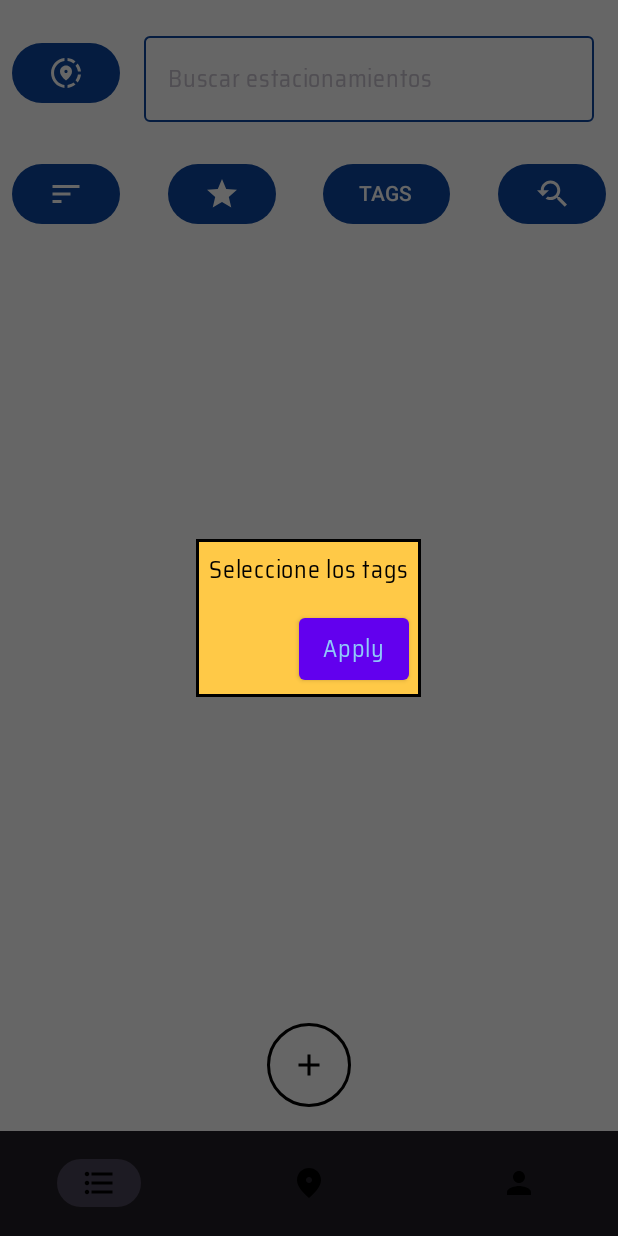
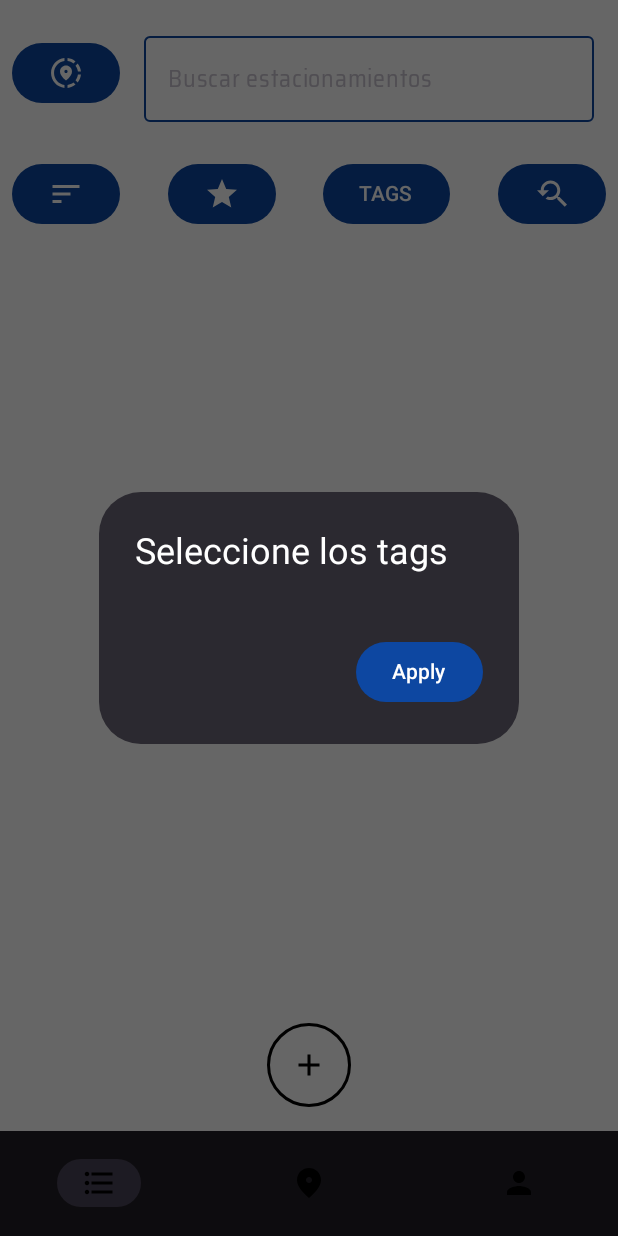
Before and after one commit to EnricLedo/ParkKing, an Android app built with Jetpack Compose: the ParkingListScreen screen opened through its navigation route, after a tap on "TAGS", on a phone screen of 412 x 824 dp. Run offline under Robolectric (Android 15) with nearby library versions, the phone set to English and light mode, and no system bars; our stand-ins replace Firebase (no records; nobody signed in at launch, a user with empty details on screens opened directly); pictures from the network do not load; 2 statements that could not run were skipped.

Commit message:
-Diseño  1/3

```diff
--- a/app/src/main/java/com/example/parkingcompose/screens/ParkingScreen.kt
+++ b/app/src/main/java/com/example/parkingcompose/screens/ParkingScreen.kt
@@ -101,10 +101,7 @@ fun ParkingListScreen(
         }
     }
     val errorState = parkingViewModel.error.collectAsState()
-    var showFilteredParkings by remember { mutableStateOf(false) }
     var selectedTags by remember { mutableStateOf(setOf<String>()) }
-    var minDistance by remember { mutableStateOf(1f) } // Kilómetros
-    var maxDistance by remember { mutableStateOf(5f) } // Kilómetros
     var showSliderDialog by remember { mutableStateOf(false) }
     val selectedDistance by parkingViewModel.selectedDistance.collectAsState()
     val parkingListState = parkingViewModel.filteredParkings.collectAsState()
@@ -131,7 +128,7 @@ fun ParkingListScreen(
         Log.d(ContentValues.TAG, "Selected tags changed: $selectedTags")
     }
 
-    val parkingList = parkingListState.value
+
 
     Scaffold(
         bottomBar = { BottomNavigationBar(navController) },
@@ -177,7 +174,7 @@ fun ParkingListScreen(
                 var sliderValue by remember { mutableStateOf(selectedDistance ?: 0f) }
                 AlertDialog(
                     onDismissRequest = { showSliderDialog = false },
-                    title = { Text("Seleccione la distancia máxima") },
+                    title = { Text("Seleccione la distancia máxima", color = Color.White)},
                     text = {
                         Column {
                             Text("Distancia: ${"%.3f".format(sliderValue)} km")
@@ -194,8 +191,14 @@ fun ParkingListScreen(
                             parkingViewModel.setSelectedDistance(sliderValue)
                             parkingViewModel.filterParkingsByDistance()
                             showSliderDialog = false
-                        }) {
-                            Text("Aplicar")
+                        },
+                            colors = ButtonColors(
+                                containerColor = MaterialTheme.colorScheme.primary,
+                                contentColor = Color.Unspecified,
+                                disabledContainerColor = Color.Unspecified,
+                                disabledContentColor = Color.Unspecified
+                            )) {
+                            Text("Aplicar", color = Color.White)
                         }
                     }
                 )
@@ -351,8 +354,7 @@ fun ParkingSearchBar(onQueryChanged: (String) -> Unit) {
 fun ParkingItem(
     parking: Parking,
     modifier: Modifier = Modifier,
-    navController: NavHostController,
-    tagViewModel: TagViewModel = viewModel()
+    navController: NavHostController
 ) {
     var expanded by remember { mutableStateOf(false) }
     val tagDAO = TagDAO()
@@ -382,7 +384,7 @@ fun ParkingItem(
             ) {
                 //Column 1
                 Column(
-                    modifier = Modifier,
+                    modifier = Modifier.padding(top = 4.dp, start = 4.dp),
                     horizontalAlignment = Alignment.CenterHorizontally
                 ) {
                     ParkingImage(parking.image)
@@ -512,7 +514,7 @@ fun ParkingRating(
         verticalAlignment = Alignment.CenterVertically
     ) {
         Text(
-            text = parkingRating.toString(),
+            text = String.format("%.2f", parkingRating),
             style = MaterialTheme.typography.bodyLarge
         )
         Icon(
@@ -586,8 +588,9 @@ fun TagItemExpanded(
             onDismissRequest = { showDialog = false },
             text = { Text(text = tag.content) },
             confirmButton = {
-                Button(onClick = { showDialog = false }) {
-                    Text("OK")
+                Button(onClick = { showDialog = false },
+                    colors = ButtonDefaults.buttonColors(MaterialTheme.colorScheme.primary)) {
+                    Text("OK", color = Color.White)
                 }
             }
         )
@@ -596,7 +599,12 @@ fun TagItemExpanded(
     Card(
         modifier = Modifier
             .clip(RoundedCornerShape(1000.dp))
-            .clickable { showDialog = true }
+            .clickable { showDialog = true },
+        colors = CardColors(
+            containerColor = MaterialTheme.colorScheme.primary,
+            contentColor = Color.White,
+            disabledContainerColor = Color.Unspecified,
+            disabledContentColor = Color.Unspecified)
 
     ) {
         Row(
@@ -630,19 +638,12 @@ fun TagFilterButton(parkingViewModel: ParkingViewModel, tagViewModel: TagViewMod
     }
 
     if (showDialog) {
-        Dialog(onDismissRequest = { showDialog = false }) {
-            // Agrega un Box alrededor de tu Column y aplica un color de fondo
-            Box(modifier = Modifier.background(OrangeLight).border(2.dp, Color.Black)) {
-                Column {
-                    Text(
-                        "Seleccione los tags",
-                        modifier = Modifier.padding(8.dp),
-                        color = Color.Black, textAlign = TextAlign.Center
-                    )
+        AlertDialog(
+            onDismissRequest = { showDialog = false },
+            title = { Text("Seleccione los tags", color = Color.White) },
+            text = {
                 LazyColumn {
-                        items(tagsState.value.chunked(3)) { rowTags -> // Ajusta el valor en chunked() para cambiar el número de columnas
-                            Row(Modifier.padding(8.dp)) {
-                                rowTags.forEach { tag ->
+                    items(tagsState.value) { tag ->
                         Row(
                             Modifier
                                 .clickable {
@@ -659,27 +660,30 @@ fun TagFilterButton(parkingViewModel: ParkingViewModel, tagViewModel: TagViewMod
                         ) {
                             Checkbox(
                                 checked = selectedTags.contains(tag.title),
-                                            onCheckedChange = null // Ignoramos este evento ya que manejamos el clic en el Row
+                                onCheckedChange = null
                             )
                             Spacer(modifier = Modifier.width(8.dp))
-                                        Text(tag.title, color = Color.Black)
-                                    }
-
+                            Text(tag.title, color = Color.White)
                         }
                     }
                 }
-                    }
+            },
+            confirmButton = {
                 Button(
                     onClick = {
                         showDialog = false
                         parkingViewModel.updateSelectedTags(selectedTags)
                     },
-                        modifier = Modifier.align(Alignment.End).padding(8.dp)
+                    colors = ButtonColors(
+                        containerColor = MaterialTheme.colorScheme.primary,
+                        contentColor = Color.Unspecified,
+                        disabledContainerColor = Color.Unspecified,
+                        disabledContentColor = Color.Unspecified
+                    )
                 ) {
-                        Text("Apply")
+                    Text("Apply", color = Color.White)
                 }
             }
+        )
     }
 }
-    }
-}
```
Also changed, not shown: app/src/main/java/com/example/parkingcompose/screens/ParkingDetailsScreen.kt (+40 -22 lines). Lines whose indentation alone changed are shown as unchanged.
